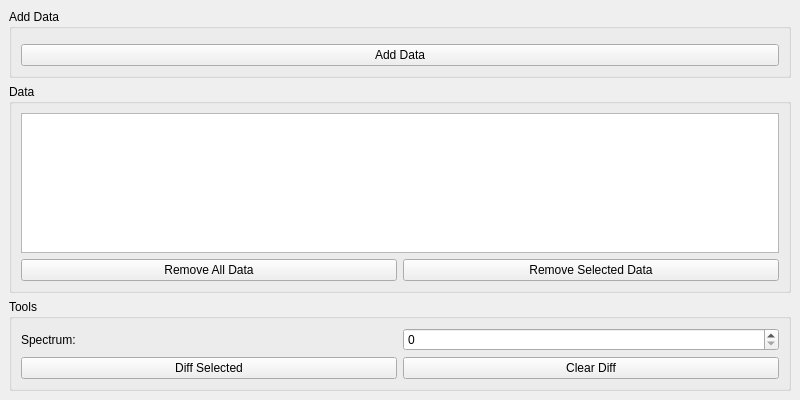
Qt form Code/Mantid/MantidQt/CustomInterfaces/inc/MantidQtCustomInterfaces/DataComparison.ui (mantidproject/mantid) before a commit.
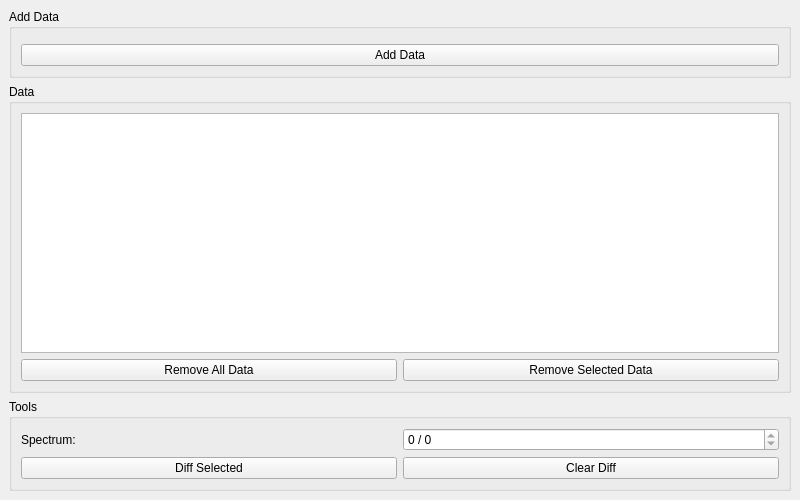
The same form after that commit. Custom widgets are drawn as their Qt base class.

Commit message:
Added spectra offsets and selection
Refs #10802

Diff of the .ui file:
```diff
--- a/Code/Mantid/MantidQt/CustomInterfaces/inc/MantidQtCustomInterfaces/DataComparison.ui
+++ b/Code/Mantid/MantidQt/CustomInterfaces/inc/MantidQtCustomInterfaces/DataComparison.ui
@@ -7,7 +7,7 @@
     <x>0</x>
     <y>0</y>
     <width>800</width>
-    <height>400</height>
+    <height>500</height>
    </rect>
   </property>
   <property name="windowTitle">
@@ -117,7 +117,14 @@
           </widget>
          </item>
          <item row="0" column="1">
-          <widget class="QSpinBox" name="sbSpectrum"/>
+          <widget class="QSpinBox" name="sbSpectrum">
+           <property name="suffix">
+            <string> / 0</string>
+           </property>
+           <property name="maximum">
+            <number>0</number>
+           </property>
+          </widget>
          </item>
          <item row="1" column="0">
           <widget class="QPushButton" name="pbDiffSelected">
```
The commit also changes 2 other files.
